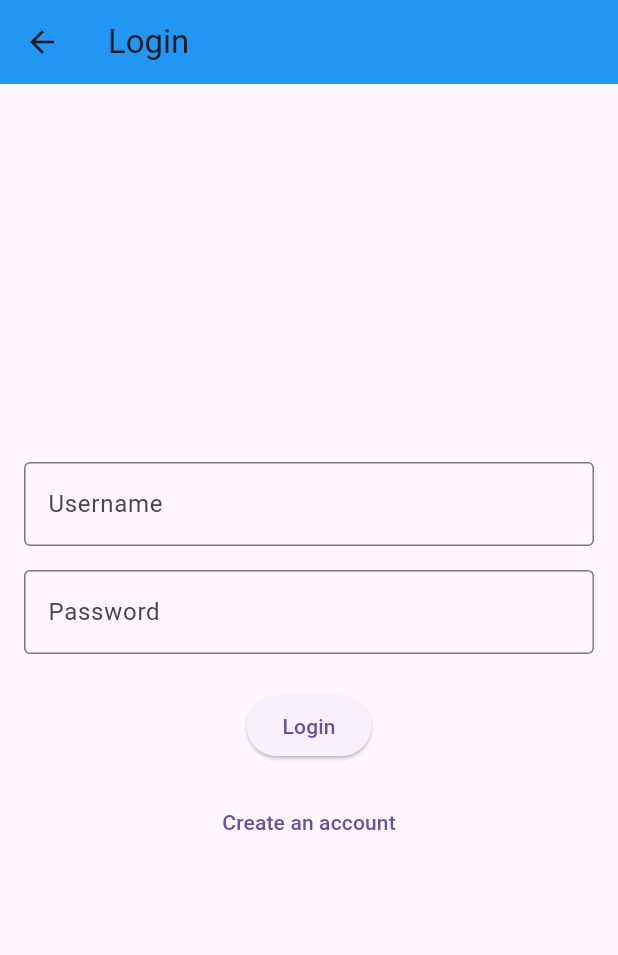
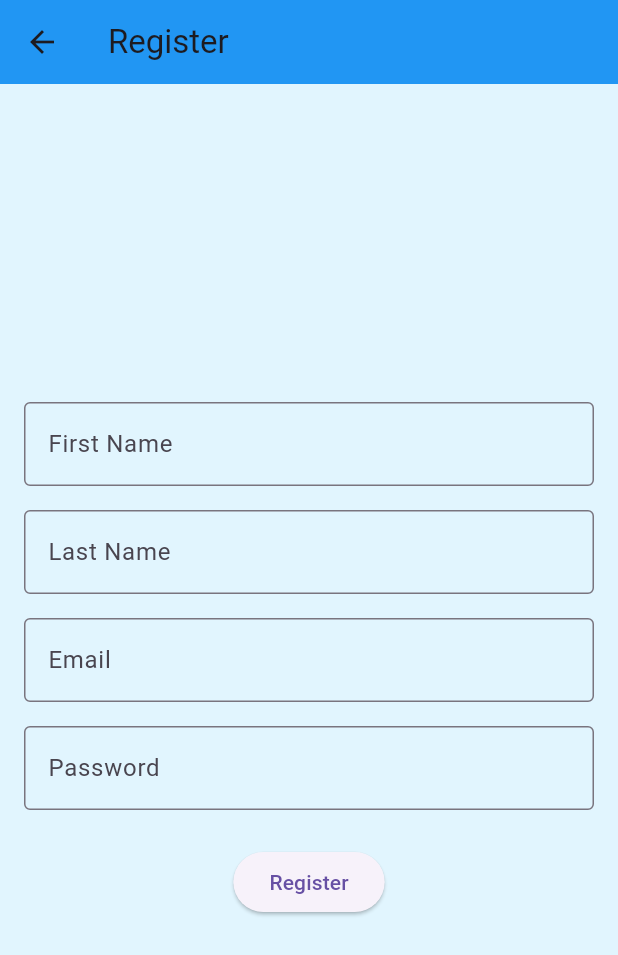
Before and after one commit to IbrahimAhmed413/my_login_page, a Flutter app: the screen it shows after launch, after a tap on "Create an account", on a phone screen of 412 x 824 dp. Shown: the top 955 px of the screen. Run offline on Flutter 3.47's test engine with Material 3 defaults, Android fonts, the phone set to English and light mode, and no system bars.

Commit message:
changed some colors and added a form on clicking create an account

```diff
--- a/lib/main.dart
+++ b/lib/main.dart
@@ -10,10 +10,11 @@
   @override
   Widget build(BuildContext context) {
     return MaterialApp(
+      title: 'Login and Registration App',
       debugShowCheckedModeBanner: false,
-      title: 'Login App',
       theme: ThemeData(
         primarySwatch: Colors.blue,
+        scaffoldBackgroundColor: Colors.lightBlue[50], // Set your desired background color
       ),
       home: const LoginPage(),
     );
@@ -28,13 +29,13 @@
     return Scaffold(
       appBar: AppBar(
         title: const Text('Login'),
-        backgroundColor: Colors.blue, // Set your desired background color
+        backgroundColor: Colors.blue, // Set your desired app bar color
         leading: IconButton(
           icon: const Icon(Icons.arrow_back), // Add a back button
           onPressed: () {
             // Implement navigation to previous screen here
           },
-        )
+        ),
       ),
       body: Center(
         child: Padding(
@@ -66,7 +67,11 @@
               const SizedBox(height: 16),
               TextButton(
                 onPressed: () {
-                  // Navigate to sign-up page
+                  // Navigate to registration page
+                  Navigator.push(
+                    context,
+                    MaterialPageRoute(builder: (context) => RegistrationPage()),
+                  );
                 },
                 child: const Text('Create an account'),
               ),
@@ -77,3 +82,69 @@
     );
   }
 }
+
+class RegistrationPage extends StatelessWidget {
+  const RegistrationPage({Key? key}) : super(key: key);
+
+  @override
+  Widget build(BuildContext context) {
+    return Scaffold(
+      appBar: AppBar(
+        title: const Text('Register'),
+        backgroundColor: Colors.blue, // Set your desired app bar color
+        leading: IconButton(
+          icon: const Icon(Icons.arrow_back), // Add a back button
+          onPressed: () {
+            // Implement navigation to previous screen here
+            Navigator.pop(context);
+          },
+        ),
+      ),
+      body: Center(
+        child: Padding(
+          padding: const EdgeInsets.all(16.0),
+          child: Column(
+            mainAxisAlignment: MainAxisAlignment.center,
+            children: [
+              TextFormField(
+                decoration: const InputDecoration(
+                  labelText: 'First Name',
+                  border: OutlineInputBorder(),
+                ),
+              ),
+              const SizedBox(height: 16),
+              TextFormField(
+                decoration: const InputDecoration(
+                  labelText: 'Last Name',
+                  border: OutlineInputBorder(),
+                ),
+              ),
+              const SizedBox(height: 16),
+              TextFormField(
+                decoration: const InputDecoration(
+                  labelText: 'Email',
+                  border: OutlineInputBorder(),
+                ),
+              ),
+              const SizedBox(height: 16),
+              TextFormField(
+                obscureText: true,
+                decoration: const InputDecoration(
+                  labelText: 'Password',
+                  border: OutlineInputBorder(),
+                ),
+              ),
+              const SizedBox(height: 24),
+              ElevatedButton(
+                onPressed: () {
+                  // Implement your registration logic here
+                },
+                child: const Text('Register'),
+              ),
+            ],
+          ),
+        ),
+      ),
+    );
+  }
+}
```
